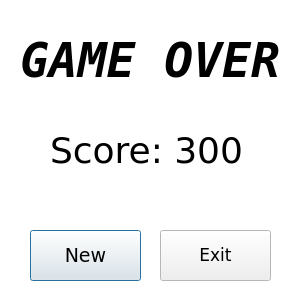
First picture: the form in worldmor/gui/game_over.ui, repository martilad/worldmor, before the edit.
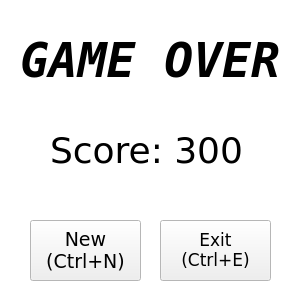
Second picture: the form after the edit.

The edit to the form file:
```diff
--- a/worldmor/gui/game_over.ui
+++ b/worldmor/gui/game_over.ui
@@ -121,9 +121,9 @@
    <property name="geometry">
     <rect>
      <x>30</x>
-     <y>230</y>
+     <y>220</y>
      <width>111</width>
-     <height>51</height>
+     <height>61</height>
     </rect>
    </property>
    <property name="font">
@@ -132,17 +132,21 @@
      <pointsize>14</pointsize>
     </font>
    </property>
+   <property name="focusPolicy">
+    <enum>Qt::NoFocus</enum>
+   </property>
    <property name="text">
-    <string>New</string>
+    <string>New
+(Ctrl+N)</string>
    </property>
   </widget>
   <widget class="QPushButton" name="exit">
    <property name="geometry">
     <rect>
      <x>160</x>
-     <y>230</y>
+     <y>220</y>
      <width>111</width>
-     <height>51</height>
+     <height>61</height>
     </rect>
    </property>
    <property name="font">
@@ -151,8 +155,12 @@
      <pointsize>13</pointsize>
     </font>
    </property>
+   <property name="focusPolicy">
+    <enum>Qt::NoFocus</enum>
+   </property>
    <property name="text">
-    <string>Exit</string>
+    <string>Exit
+(Ctrl+E)</string>
    </property>
   </widget>
   <widget class="QLabel" name="score_label">
```
Left out of the diff: 4 changed lines with no effect on the pictures.
